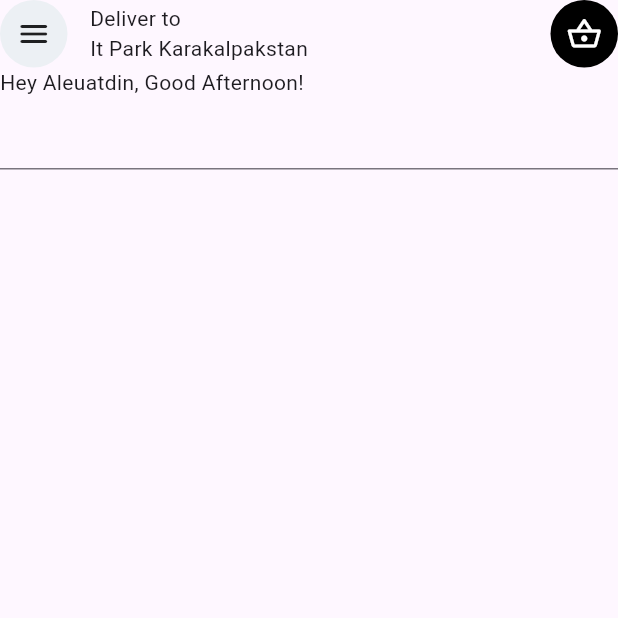
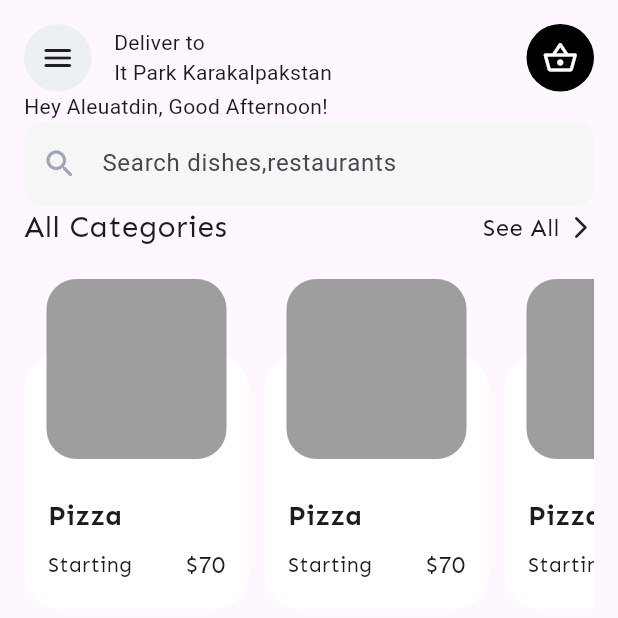
Before and after one commit to aleuatdinjaksilikov/Food-Delivery-App-UI-on-Flutter, a Flutter app: the HomePage screen opened by its route, on a phone screen of 412 x 824 dp, the top half of it. Run offline on Flutter 3.47's test engine with Material 3 defaults, Android fonts, the phone set to English and light mode, and no system bars; our stand-ins replace device_preview, flutter_svg, geolocator, go_router.

Commit message:
on home page added list of category

```diff
--- a/lib/presentation/home/home_page.dart
+++ b/lib/presentation/home/home_page.dart
@@ -1,5 +1,6 @@
 import 'package:flutter/material.dart';
 import 'package:food_delivery_app_ui/core/navigation/navigation_extension.dart';
+import 'package:food_delivery_app_ui/presentation/home/shared/category_card.dart';
 
 class HomePage extends StatelessWidget {
   const HomePage({super.key});
@@ -8,22 +9,79 @@ class HomePage extends StatelessWidget {
   Widget build(BuildContext context) {
     return Scaffold(
       body: SafeArea(
+        child: Padding(
+          padding: const EdgeInsets.all(16.0),
           child: CustomScrollView(
             slivers: [
               homeApp(),
+              SliverToBoxAdapter(child: Text("Hey Aleuatdin, Good Afternoon!")),
+              searchSection(context),
               SliverToBoxAdapter(
-              child: Text("Hey Aleuatdin, Good Afternoon!"),
+                child: Column(
+                  children: [
+                    Row(
+                      mainAxisAlignment: .spaceBetween,
+                      children: [
+                        Text(
+                          "All Categories",
+                          style: TextStyle(fontSize: 20, fontFamily: "sen"),
                         ),
-            SliverToBoxAdapter(
+                        Spacer(),
+                        InkWell(
+                          onTap: () {},
+                          child: Row(
+                            children: [
+                              Text(
+                                "See All",
+                                style: TextStyle(
+                                  fontSize: 16,
+                                  fontFamily: "sen",
+                                ),
+                              ),
+                              SizedBox(width: 5),
+                              Icon(Icons.arrow_forward_ios_rounded, size: 18),
+                            ],
+                          ),
+                        ),
+                      ],
+                    ),
+
+                    const SizedBox(height: 20),
+                    SizedBox(
+                      height : 220,
+                      child: ListView.separated(
+                        separatorBuilder: (context, index) => SizedBox(width: 10,),
+                        scrollDirection: .horizontal,
+                        itemCount: 10,
+                        itemBuilder: (context, index) {
+                          return CategoryCard();
+                        },
+                      ),
+                    ),
+                  ],
+                ),
+              ),
+            ],
+          ),
+        ),
+      ),
+    );
+  }
+
+  SliverToBoxAdapter searchSection(BuildContext context) {
+    return SliverToBoxAdapter(
       child: TextFormField(
         readOnly: true,
         onTap: () => context.toSearch(),
         decoration: InputDecoration(
-
+          prefixIcon: Icon(Icons.search_rounded, color: Color(0xFFA0A5BA)),
+          hintText: "Search dishes,restaurants",
+          border: OutlineInputBorder(
+            borderRadius: BorderRadius.circular(12),
+            borderSide: BorderSide(width: 0, style: BorderStyle.none),
           ),
-              ),
-            )
-          ],
+          filled: true,
+          fillColor: Color(0xFFF6F6F6),
         ),
       ),
     );
@@ -37,29 +95,20 @@ class HomePage extends StatelessWidget {
           Container(
             height: 45,
             width: 45,
-                  decoration: BoxDecoration(
-                    color: Color(0xFFECF0F4),
-                    shape: .circle
-                  ),
+            decoration: BoxDecoration(color: Color(0xFFECF0F4), shape: .circle),
             child: Icon(Icons.menu_rounded),
           ),
-                SizedBox(width: 15,),
+          SizedBox(width: 15),
           Column(
             crossAxisAlignment: .start,
-                  children: [
-                    Text("Deliver to"),
-                    Text("It Park Karakalpakstan")
-                  ],
+            children: [Text("Deliver to"), Text("It Park Karakalpakstan")],
           ),
           Spacer(),
           Container(
             height: 45,
             width: 45,
-                  decoration: BoxDecoration(
-                    color: Colors.black,
-                    shape: .circle
-                  ),
-                  child: Icon(Icons.shopping_basket_outlined,color: Colors.white,),
+            decoration: BoxDecoration(color: Colors.black, shape: .circle),
+            child: Icon(Icons.shopping_basket_outlined, color: Colors.white),
           ),
         ],
       ),
--- /dev/null
+++ b/lib/presentation/home/shared/category_card.dart
@@ -0,0 +1,55 @@
+import 'package:flutter/material.dart';
+
+class CategoryCard extends StatelessWidget {
+  const CategoryCard({super.key});
+
+  @override
+  Widget build(BuildContext context) {
+    return SizedBox(
+      width: 150,
+      child: Stack(
+        clipBehavior: Clip.none,
+        children: [
+          Positioned(
+            bottom: 0,
+            child: Container(
+              width: 150,
+              height: 170,
+              decoration: BoxDecoration(
+                color: Colors.white,
+                borderRadius: BorderRadius.circular(24),
+              ),
+              child: Padding(
+                padding: const EdgeInsets.only(top: 95, left: 16, right: 16),
+                child: Column(
+                  crossAxisAlignment: CrossAxisAlignment.start,
+                  children: const [
+                    Text("Pizza",style: TextStyle(fontFamily: "sen",fontSize: 18,fontWeight: .bold),),
+                    SizedBox(height: 8),
+                    Row(
+                      mainAxisAlignment: MainAxisAlignment.spaceBetween,
+                      children: [Text("Starting",style: TextStyle(fontFamily: "sen"),), Text("\$70",style: TextStyle(fontFamily: "sen",fontSize: 16),)],
+                    ),
+                  ],
+                ),
+              ),
+            ),
+          ),
+
+          Positioned(
+            top: 0,
+            left: 15,
+            child: Container(
+              width: 120,
+              height: 120,
+              decoration: BoxDecoration(
+                color: Colors.grey,
+                borderRadius: BorderRadius.circular(20),
+              ),
+            ),
+          ),
+        ],
+      ),
+    );
+  }
+}
--- a/lib/presentation/search/search_page.dart
+++ b/lib/presentation/search/search_page.dart
@@ -5,6 +5,8 @@ class SearchPage extends StatelessWidget {
 
   @override
   Widget build(BuildContext context) {
-    return const Placeholder();
+    return Scaffold(
+
+    );
   }
 }
```
Lines whose indentation alone changed are shown as unchanged.
